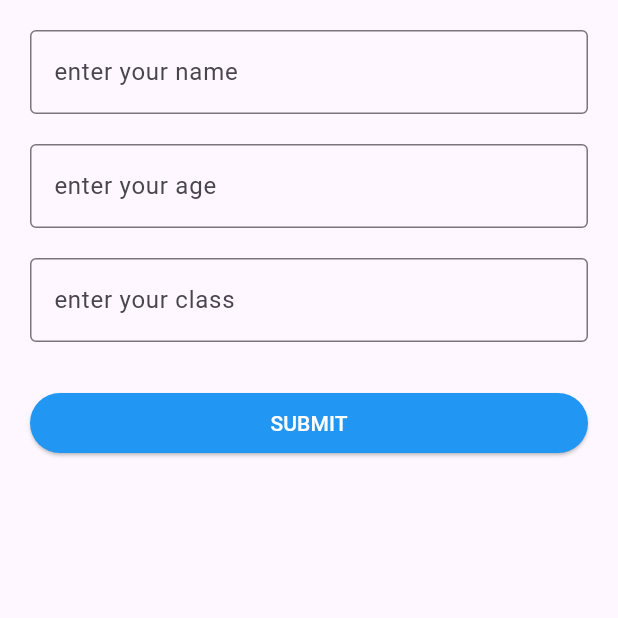
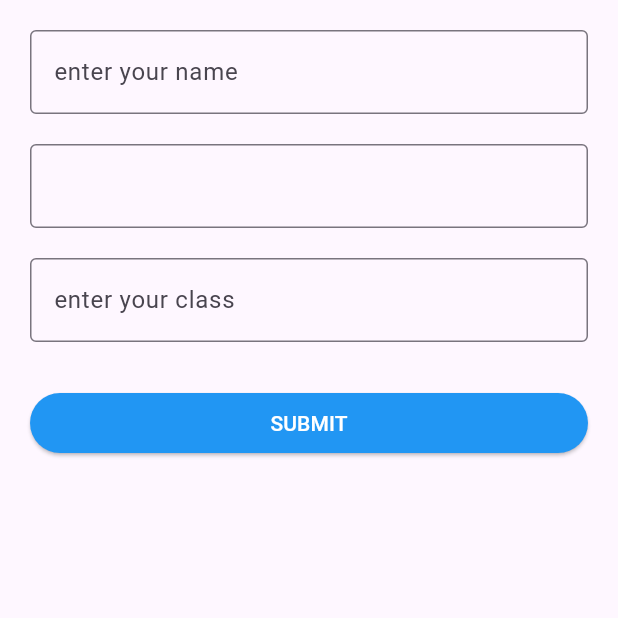
Before and after one commit to shamseernpm-beep/hive_editing, a Flutter app: the AddPage screen opened directly, on a phone screen of 412 x 824 dp, the top half of it. Run offline on Flutter 3.47's test engine with Material 3 defaults, Android fonts, the phone set to English and light mode, and no system bars; our stand-ins replace hive, hive_flutter; accounts and stored records are empty.

Commit message:
complete work

```diff
--- a/lib/add.dart
+++ b/lib/add.dart
@@ -93,7 +93,7 @@ class _AddPageState extends State<AddPage> {
               controller: ageController,
               decoration: InputDecoration(
                 border: OutlineInputBorder(),
-                hintText: "enter your age",
+                hintText: "",
               ),
             ),
             SizedBox(height: 20),
```
